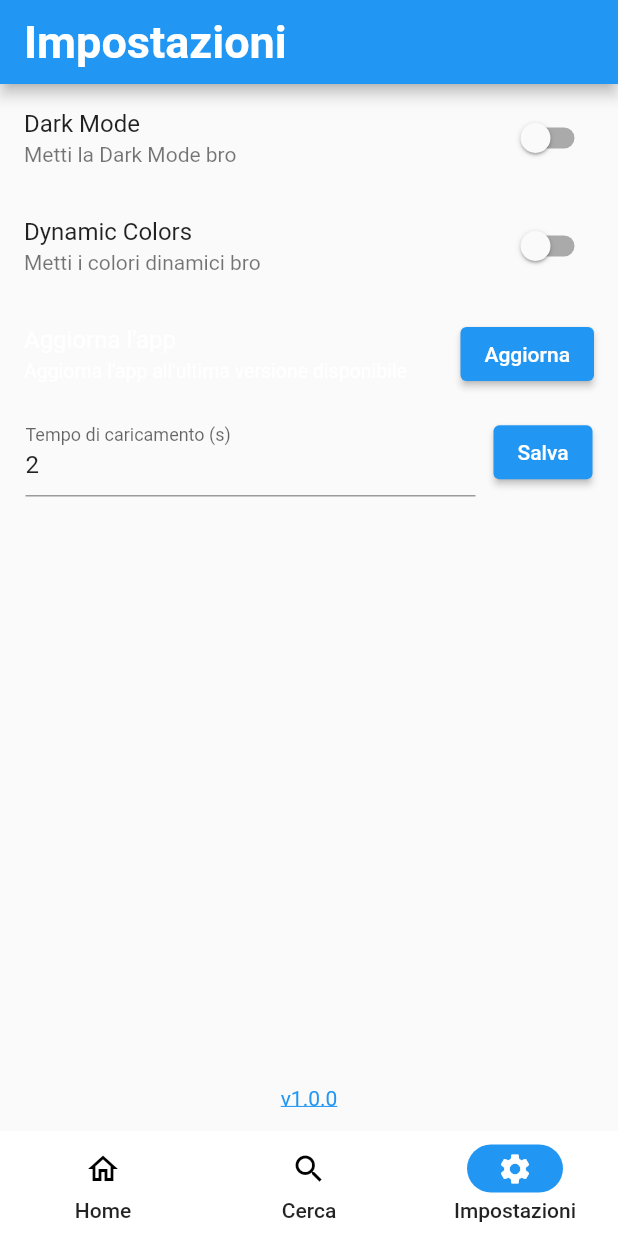
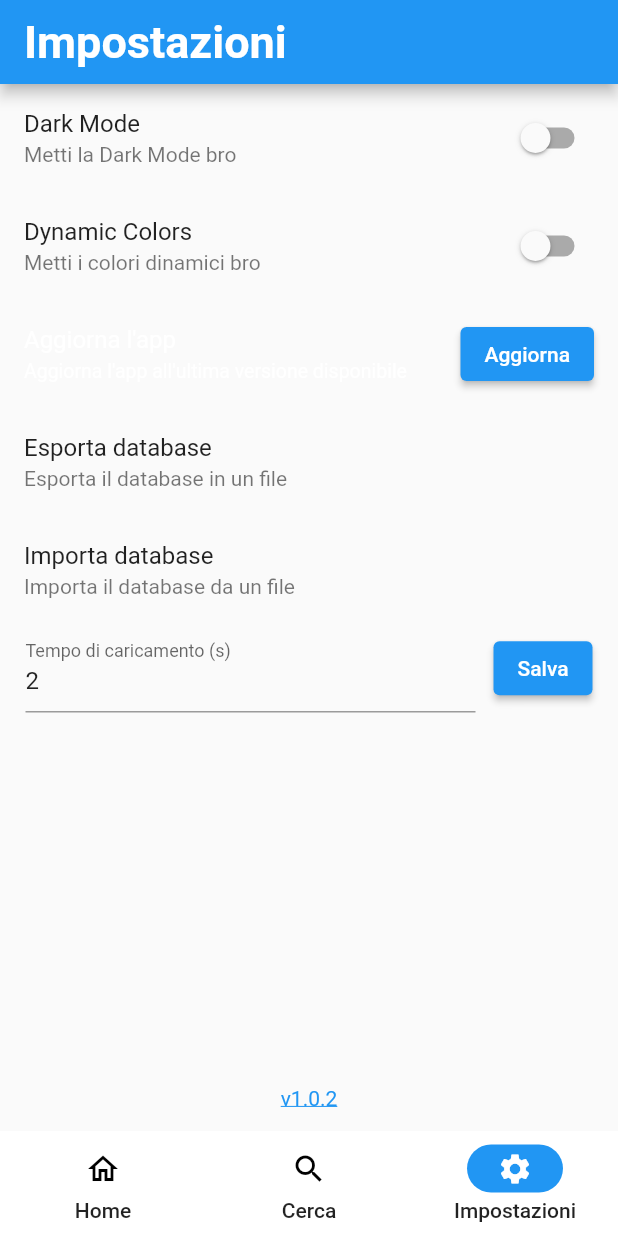
Before and after one commit to aleeeee1/AnimeStream, a Flutter app: the screen it shows after launch, item 3 of the bottom bar chosen, on a phone screen of 412 x 824 dp. Run offline on Flutter 3.47's test engine with Material 2 defaults, Android fonts, the phone set to English and light mode, and no system bars; drawn by our look-alikes of dynamic_color; our stand-ins replace animated_text_kit, better_player, cached_network_image, device_info_plus, file_picker, fluttertoast and 5 more; missing offline and left inert: dynamic_themes, expandable_widgets, ota_update, restart_app, webview_flutter_plus; generated files the repository leaves out were written again; network calls fail.

Commit message:
fixed: ota

```diff
--- a/lib/helper/api.dart
+++ b/lib/helper/api.dart
@@ -92,7 +92,7 @@ Future<String> getLatestVersion() async {
         .firstWhere((element) => element.text.startsWith("Release"));
 
     var version = release.text.replaceAll("Release ", "");
-    version = version.substring(0, version.indexOf("+"));
+    // version = version.substring(0, version.indexOf("+"));
 
     return version;
   } catch (e) {
--- a/lib/services/internal_api.dart
+++ b/lib/services/internal_api.dart
@@ -1,5 +1,10 @@
+import 'dart:io';
+
 import 'package:shared_preferences/shared_preferences.dart';
 import 'package:package_info_plus/package_info_plus.dart';
+
+import 'package:path/path.dart' as p;
+import 'package:path_provider/path_provider.dart';
 
 class InternalAPI {
   late SharedPreferences prefs;
@@ -53,4 +58,29 @@ class InternalAPI {
   String getKeyValue(String key) {
     return prefs.getString(key) ?? '';
   }
+
+  Future<int> exportDb() async {
+    final docsDir = await getApplicationDocumentsDirectory();
+    var path = p.join(docsDir.path, "obx-example", "data.mdb");
+
+    var file = File(path);
+    if (file.existsSync()) {
+      var dir =
+          await getExternalStorageDirectories(type: StorageDirectory.documents);
+      await file.copy('$dir/data.mdb');
+      return 0;
+    } else {
+      return 1;
+    }
+  }
+
+  importDb(String dbPath) async {
+    final docsDir = await getApplicationDocumentsDirectory();
+    var path = p.join(docsDir.path, "obx-example", "data.mdb");
+
+    var file = File(dbPath);
+    if (file.existsSync()) {
+      file.copy(path);
+    }
+  }
 }
--- a/lib/services/internal_db.dart
+++ b/lib/services/internal_db.dart
@@ -7,7 +7,6 @@ class ObjectBox {
 
   ObjectBox._create(this.store) {
     //don't make this growable
-
   }
 
   static Future<ObjectBox> create() async {
--- a/lib/ui/pages/settings_page.dart
+++ b/lib/ui/pages/settings_page.dart
@@ -1,6 +1,7 @@
 import 'package:baka_animestream/services/internal_api.dart';
 import 'package:baka_animestream/ui/widgets/link_button.dart';
 import 'package:baka_animestream/ui/widgets/settings_fragments/app_update.dart';
+import 'package:baka_animestream/ui/widgets/settings_fragments/db_backup_handler.dart';
 import 'package:flutter/material.dart';
 
 import 'package:baka_animestream/ui/theme/theme_manager.dart' as theme_manager;
@@ -84,6 +85,7 @@ class _SettingsPageState extends State<SettingsPage> {
                     ),
                   ),
                   UpdateApp(),
+                  const DbBackup(),
                   Row(
                     children: [
                       Expanded(
--- a/lib/ui/widgets/settings_fragments/app_update.dart
+++ b/lib/ui/widgets/settings_fragments/app_update.dart
@@ -5,19 +5,13 @@ import 'package:fluttertoast/fluttertoast.dart';
 import 'package:get/get.dart';
 import 'package:ota_update/ota_update.dart';
 
-class UpdateApp extends StatefulWidget {
-  const UpdateApp({super.key});
+class UpdateApp extends StatelessWidget {
+  UpdateApp({super.key});
 
-  @override
-  State<UpdateApp> createState() => _UpdateAppState();
-}
-
-class _UpdateAppState extends State<UpdateApp> {
-  InternalAPI internalAPI = Get.find<InternalAPI>();
+  final InternalAPI internalAPI = Get.find<InternalAPI>();
 
   beginUpdate(version) async {
     var url = await getLatestVersionUrl(version);
-    print(url);
 
     try {
       OtaUpdate().execute(url);
--- /dev/null
+++ b/lib/ui/widgets/settings_fragments/db_backup_handler.dart
@@ -0,0 +1,94 @@
+import 'package:baka_animestream/objectbox.g.dart';
+import 'package:baka_animestream/services/internal_api.dart';
+import 'package:baka_animestream/services/internal_db.dart';
+import 'package:flutter/material.dart';
+import 'package:get/get.dart';
+import 'package:file_picker/file_picker.dart';
+import 'package:restart_app/restart_app.dart';
+import 'package:permission_handler/permission_handler.dart';
+
+class DbBackup extends StatefulWidget {
+  const DbBackup({super.key});
+
+  @override
+  State<DbBackup> createState() => _DbBackupState();
+}
+
+class _DbBackupState extends State<DbBackup> {
+  final Store objBox = Get.find<ObjectBox>().store;
+
+  final InternalAPI internalAPI = Get.find<InternalAPI>();
+
+  checkPermissions() async {
+    await Permission.storage.request();
+    if (!await Permission.storage.isGranted) {
+      Get.snackbar(
+        "Permessi mancanti",
+        "Per poter esportare il database è necessario fornire i permessi di scrittura",
+        snackPosition: SnackPosition.BOTTOM,
+        barBlur: 0,
+        backgroundColor: Theme.of(context).colorScheme.secondary,
+        colorText: Theme.of(context).colorScheme.onSecondary,
+      );
+      return 0;
+    }
+    return 1;
+  }
+
+  exportDb() async {
+    if (await checkPermissions() == 0) return;
+
+    int res = await internalAPI.exportDb();
+    if (res == 0) {
+      Get.snackbar(
+        "Esportazione completata",
+        "Il database è stato esportato correttamente nella cartella dei Documenti",
+        snackPosition: SnackPosition.BOTTOM,
+        snackStyle: SnackStyle.GROUNDED,
+        barBlur: 0,
+        backgroundColor: Theme.of(context).colorScheme.secondary,
+        colorText: Theme.of(context).colorScheme.onSecondary,
+      );
+    } else {
+      Get.snackbar(
+        "Errore",
+        "Si è verificato un errore durante l'esportazione del database",
+        snackPosition: SnackPosition.BOTTOM,
+        barBlur: 0,
+        backgroundColor: Theme.of(context).colorScheme.secondary,
+        colorText: Theme.of(context).colorScheme.onSecondary,
+      );
+    }
+  }
+
+  importDb() async {
+    FilePickerResult? result = await FilePicker.platform.pickFiles(
+      type: FileType.custom,
+      allowedExtensions: ["mdb"],
+    );
+
+    if (result != null) {
+      await internalAPI.importDb(result.files.single.path!);
+      Restart.restartApp();
+    }
+  }
+
+  @override
+  Widget build(BuildContext context) {
+    // make two tile, one for export database, one for import database
+    return Column(
+      children: const [
+        ListTile(
+          title: Text("Esporta database"),
+          subtitle: Text("Esporta il database in un file"),
+          onTap: null,
+        ),
+        ListTile(
+          title: Text("Importa database"),
+          subtitle: Text("Importa il database da un file"),
+          onTap: null,
+        ),
+      ],
+    );
+  }
+}
--- a/pubspec.yaml
+++ b/pubspec.yaml
@@ -3,7 +3,7 @@ description: Un app per guardare anime
 
 publish_to: "none"
 
-version: 1.0.0+1
+version: 1.0.2+1
 
 environment:
   sdk: ">=2.18.0-44.1.beta <3.0.0"
@@ -37,6 +37,9 @@ dependencies:
   url_launcher: ^6.1.11
   flutter_bloc: ^8.1.3
   ota_update: ^5.1.0
+  file_picker: ^5.2.10
+  restart_app: ^1.1.2
+  permission_handler: ^10.2.0
 
 dev_dependencies:
   flutter_test:
```
Also changed, not shown: pubspec.lock, 4 other files.
